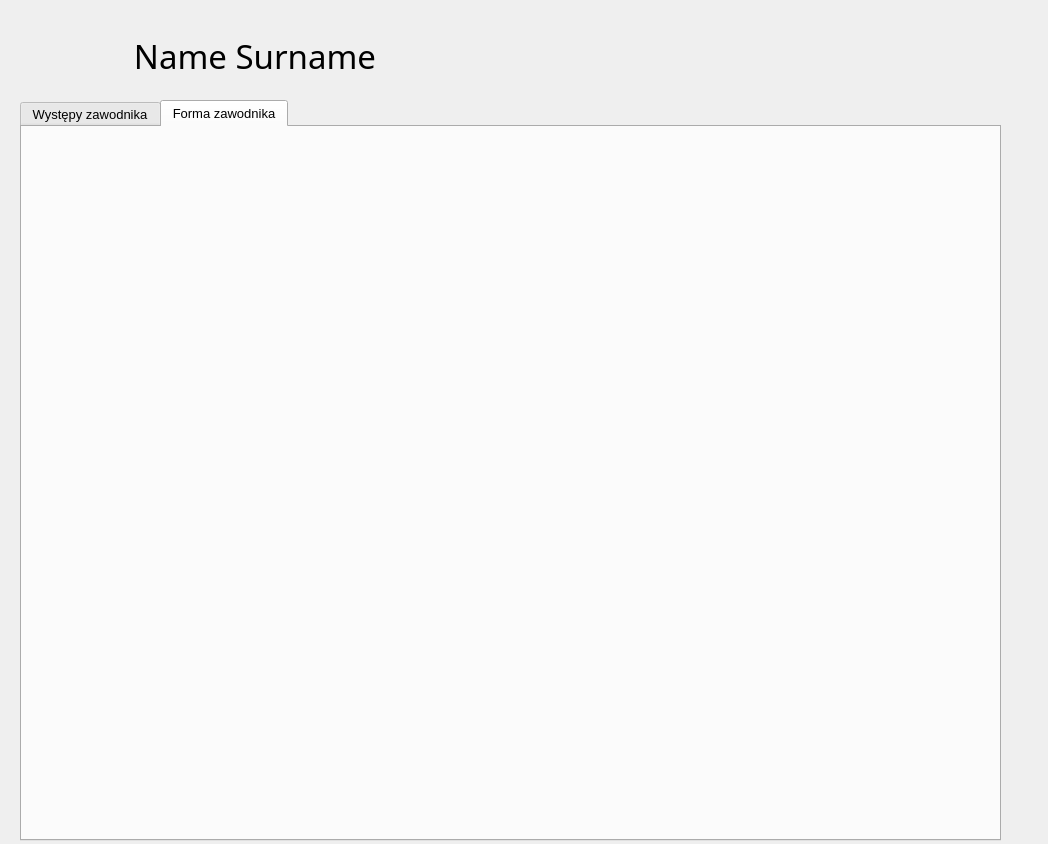
Above: source/UI/Seasons/Stats/JumperStatsWindow.ui from SiekamCebule/sj-sim before the change. Below: the same form after it.
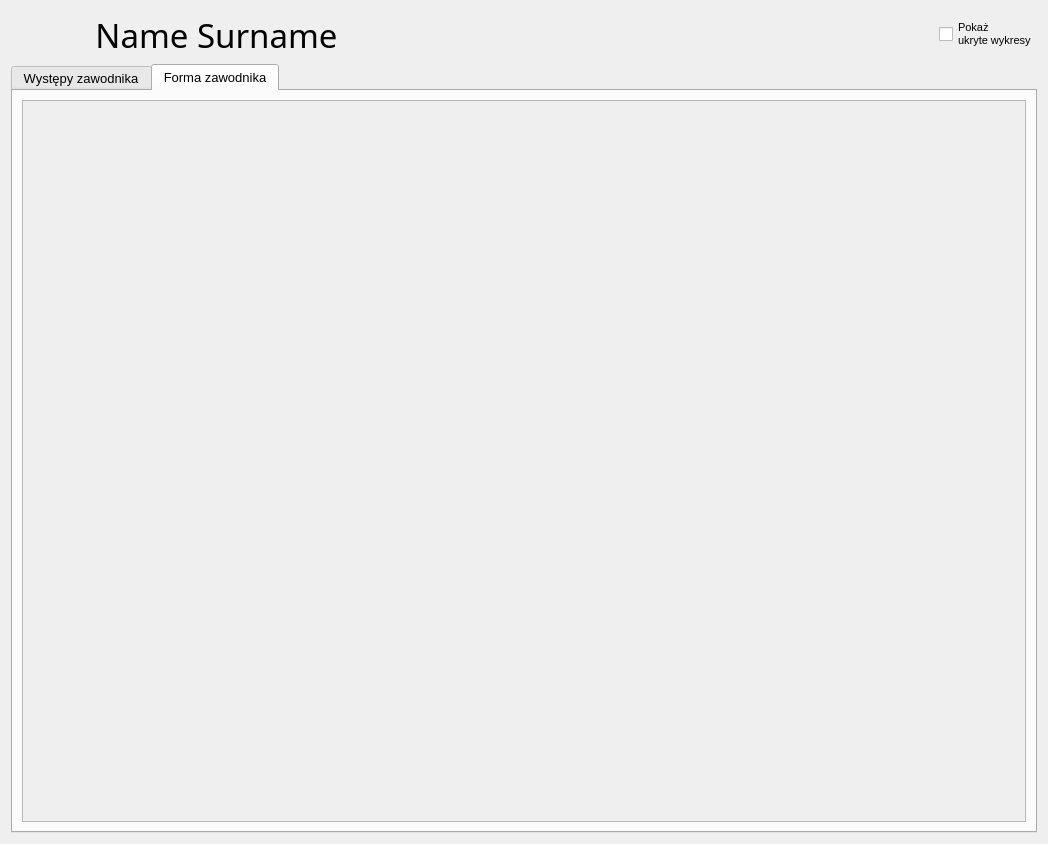
That is the form after the change. The open tabs and pages were chosen to show the change.

Commit message: 0.9.1beta2 - New charts and statistics for jumper stats. Jumper archive positions in classification

```diff
--- a/source/UI/Seasons/Stats/JumperStatsWindow.ui
+++ b/source/UI/Seasons/Stats/JumperStatsWindow.ui
@@ -13,15 +13,184 @@
   <property name="windowTitle">
    <string>Dialog</string>
   </property>
+  <layout class="QVBoxLayout" name="verticalLayout_12">
+   <item>
+    <layout class="QHBoxLayout" name="horizontalLayout" stretch="0,0,0,0,0,0,0,0,0,0,0,0">
+     <item>
+      <spacer name="horizontalSpacer_2">
+       <property name="orientation">
+        <enum>Qt::Horizontal</enum>
+       </property>
+       <property name="sizeType">
+        <enum>QSizePolicy::Maximum</enum>
+       </property>
+       <property name="sizeHint" stdset="0">
+        <size>
+         <width>40</width>
+         <height>20</height>
+        </size>
+       </property>
+      </spacer>
+     </item>
+     <item>
+      <widget class="QLabel" name="label_jumperNameAndSurname">
+       <property name="sizePolicy">
+        <sizepolicy hsizetype="Expanding" vsizetype="Preferred">
+         <horstretch>0</horstretch>
+         <verstretch>0</verstretch>
+        </sizepolicy>
+       </property>
+       <property name="font">
+        <font>
+         <family>Quicksand Light</family>
+         <pointsize>25</pointsize>
+        </font>
+       </property>
+       <property name="text">
+        <string>Name Surname</string>
+       </property>
+       <property name="alignment">
+        <set>Qt::AlignCenter</set>
+       </property>
+      </widget>
+     </item>
+     <item>
+      <spacer name="horizontalSpacer">
+       <property name="orientation">
+        <enum>Qt::Horizontal</enum>
+       </property>
+       <property name="sizeType">
+        <enum>QSizePolicy::Maximum</enum>
+       </property>
+       <property name="sizeHint" stdset="0">
+        <size>
+         <width>40</width>
+         <height>20</height>
+        </size>
+       </property>
+      </spacer>
+     </item>
+     <item>
+      <widget class="QLabel" name="label_jumperFlag">
+       <property name="sizePolicy">
+        <sizepolicy hsizetype="Maximum" vsizetype="Preferred">
+         <horstretch>0</horstretch>
+         <verstretch>0</verstretch>
+        </sizepolicy>
+       </property>
+       <property name="minimumSize">
+        <size>
+         <width>70</width>
+         <height>47</height>
+        </size>
+       </property>
+       <property name="maximumSize">
+        <size>
+         <width>70</width>
+         <height>47</height>
+        </size>
+       </property>
+       <property name="font">
+        <font>
+         <family>Quicksand Light</family>
+         <pointsize>15</pointsize>
+        </font>
+       </property>
+       <property name="text">
+        <string>&lt;FLAG&gt;</string>
+       </property>
+       <property name="alignment">
+        <set>Qt::AlignCenter</set>
+       </property>
+      </widget>
+     </item>
+     <item>
+      <spacer name="horizontalSpacer_3">
+       <property name="orientation">
+        <enum>Qt::Horizontal</enum>
+       </property>
+       <property name="sizeHint" stdset="0">
+        <size>
+         <width>40</width>
+         <height>20</height>
+        </size>
+       </property>
+      </spacer>
+     </item>
+     <item>
+      <layout class="QVBoxLayout" name="verticalLayout_classificationsComboBoxes"/>
+     </item>
+     <item>
+      <spacer name="horizontalSpacer_6">
+       <property name="orientation">
+        <enum>Qt::Horizontal</enum>
+       </property>
+       <property name="sizeType">
+        <enum>QSizePolicy::Maximum</enum>
+       </property>
+       <property name="sizeHint" stdset="0">
+        <size>
+         <width>35</width>
+         <height>20</height>
+        </size>
+       </property>
+      </spacer>
+     </item>
+     <item>
+      <layout class="QVBoxLayout" name="verticalLayout_rangeComboBoxes"/>
+     </item>
+     <item>
+      <spacer name="horizontalSpacer_4">
+       <property name="orientation">
+        <enum>Qt::Horizontal</enum>
+       </property>
+       <property name="sizeType">
+        <enum>QSizePolicy::Maximum</enum>
+       </property>
+       <property name="sizeHint" stdset="0">
+        <size>
+         <width>35</width>
+         <height>20</height>
+        </size>
+       </property>
+      </spacer>
+     </item>
+     <item>
+      <layout class="QVBoxLayout" name="verticalLayout_serieTypesCheckBoxes"/>
+     </item>
+     <item>
+      <spacer name="horizontalSpacer_5">
+       <property name="orientation">
+        <enum>Qt::Horizontal</enum>
+       </property>
+       <property name="sizeType">
+        <enum>QSizePolicy::Maximum</enum>
+       </property>
+       <property name="sizeHint" stdset="0">
+        <size>
+         <width>35</width>
+         <height>20</height>
+        </size>
+       </property>
+      </spacer>
+     </item>
+     <item>
+      <widget class="QCheckBox" name="checkBox">
+       <property name="font">
+        <font>
+         <pointsize>8</pointsize>
+        </font>
+       </property>
+       <property name="text">
+        <string>Pokaż
+ukryte wykresy</string>
+       </property>
+      </widget>
+     </item>
+    </layout>
+   </item>
+   <item>
   <widget class="QTabWidget" name="tabWidget">
-   <property name="geometry">
-    <rect>
-     <x>20</x>
-     <y>100</y>
-     <width>981</width>
-     <height>741</height>
-    </rect>
-   </property>
    <property name="font">
     <font>
      <family>Segoe UI</family>
@@ -252,143 +421,59 @@
     <attribute name="title">
      <string>Forma zawodnika</string>
     </attribute>
-   </widget>
-  </widget>
-  <widget class="QWidget" name="layoutWidget">
+      <layout class="QVBoxLayout" name="verticalLayout_11">
+       <item>
+        <widget class="QScrollArea" name="scrollArea">
+         <property name="widgetResizable">
+          <bool>true</bool>
+         </property>
+         <widget class="QWidget" name="scrollAreaWidgetContents">
    <property name="geometry">
     <rect>
-     <x>20</x>
-     <y>20</y>
-     <width>971</width>
-     <height>71</height>
-    </rect>
-   </property>
-   <layout class="QHBoxLayout" name="horizontalLayout" stretch="0,0,0,0,0,0,0,0">
-    <item>
-     <spacer name="horizontalSpacer_2">
-      <property name="orientation">
-       <enum>Qt::Horizontal</enum>
-      </property>
-      <property name="sizeType">
-       <enum>QSizePolicy::Maximum</enum>
-      </property>
-      <property name="sizeHint" stdset="0">
-       <size>
-        <width>40</width>
-        <height>20</height>
-       </size>
-      </property>
-     </spacer>
-    </item>
-    <item>
-     <widget class="QLabel" name="label_jumperNameAndSurname">
-      <property name="sizePolicy">
-       <sizepolicy hsizetype="Expanding" vsizetype="Preferred">
-        <horstretch>0</horstretch>
-        <verstretch>0</verstretch>
-       </sizepolicy>
-      </property>
-      <property name="font">
-       <font>
-        <family>Quicksand Light</family>
-        <pointsize>25</pointsize>
-       </font>
-      </property>
-      <property name="text">
-       <string>Name Surname</string>
-      </property>
-      <property name="alignment">
-       <set>Qt::AlignCenter</set>
-      </property>
-     </widget>
-    </item>
+            <x>0</x>
+            <y>0</y>
+            <width>1006</width>
+            <height>720</height>
+           </rect>
+          </property>
+          <layout class="QVBoxLayout" name="verticalLayout_7">
+           <property name="spacing">
+            <number>4</number>
+           </property>
+           <property name="leftMargin">
+            <number>5</number>
+           </property>
+           <property name="topMargin">
+            <number>5</number>
+           </property>
+           <property name="rightMargin">
+            <number>5</number>
+           </property>
+           <property name="bottomMargin">
+            <number>5</number>
+           </property>
     <item>
-     <spacer name="horizontalSpacer">
-      <property name="orientation">
-       <enum>Qt::Horizontal</enum>
-      </property>
-      <property name="sizeType">
-       <enum>QSizePolicy::Maximum</enum>
-      </property>
-      <property name="sizeHint" stdset="0">
-       <size>
-        <width>40</width>
-        <height>20</height>
-       </size>
-      </property>
-     </spacer>
-    </item>
+            <layout class="QVBoxLayout" name="verticalLayout_charts">
+             <property name="spacing">
+              <number>6</number>
+             </property>
     <item>
-     <widget class="QLabel" name="label_jumperFlag">
-      <property name="sizePolicy">
-       <sizepolicy hsizetype="Maximum" vsizetype="Preferred">
-        <horstretch>0</horstretch>
-        <verstretch>0</verstretch>
-       </sizepolicy>
-      </property>
-      <property name="minimumSize">
-       <size>
-        <width>70</width>
-        <height>47</height>
-       </size>
-      </property>
-      <property name="maximumSize">
-       <size>
-        <width>70</width>
-        <height>47</height>
-       </size>
-      </property>
-      <property name="font">
-       <font>
-        <family>Quicksand Light</family>
-        <pointsize>15</pointsize>
-       </font>
-      </property>
-      <property name="text">
-       <string>&lt;FLAG&gt;</string>
-      </property>
-      <property name="alignment">
-       <set>Qt::AlignCenter</set>
-      </property>
-     </widget>
+              <layout class="QVBoxLayout" name="verticalLayout_judgesPointsChart"/>
     </item>
     <item>
-     <spacer name="horizontalSpacer_3">
-      <property name="orientation">
-       <enum>Qt::Horizontal</enum>
-      </property>
-      <property name="sizeHint" stdset="0">
-       <size>
-        <width>40</width>
-        <height>20</height>
-       </size>
-      </property>
-     </spacer>
-    </item>
-    <item>
-     <layout class="QVBoxLayout" name="verticalLayout_rangeComboBoxes"/>
-    </item>
-    <item>
-     <spacer name="horizontalSpacer_4">
-      <property name="orientation">
-       <enum>Qt::Horizontal</enum>
-      </property>
-      <property name="sizeType">
-       <enum>QSizePolicy::Maximum</enum>
-      </property>
-      <property name="sizeHint" stdset="0">
-       <size>
-        <width>35</width>
-        <height>20</height>
-       </size>
-      </property>
-     </spacer>
-    </item>
-    <item>
-     <layout class="QVBoxLayout" name="verticalLayout_serieTypesCheckBoxes"/>
-    </item>
-   </layout>
-  </widget>
+              <layout class="QVBoxLayout" name="verticalLayout_formChart"/>
+             </item>
+            </layout>
+           </item>
+          </layout>
+         </widget>
+        </widget>
+       </item>
+      </layout>
+     </widget>
+    </widget>
+   </item>
+  </layout>
  </widget>
  <resources/>
  <connections/>
```
Left out of the diff: 9 changed lines with no effect on the pictures. Lines whose indentation alone changed are shown as unchanged. The commit also changes 21 other files.
